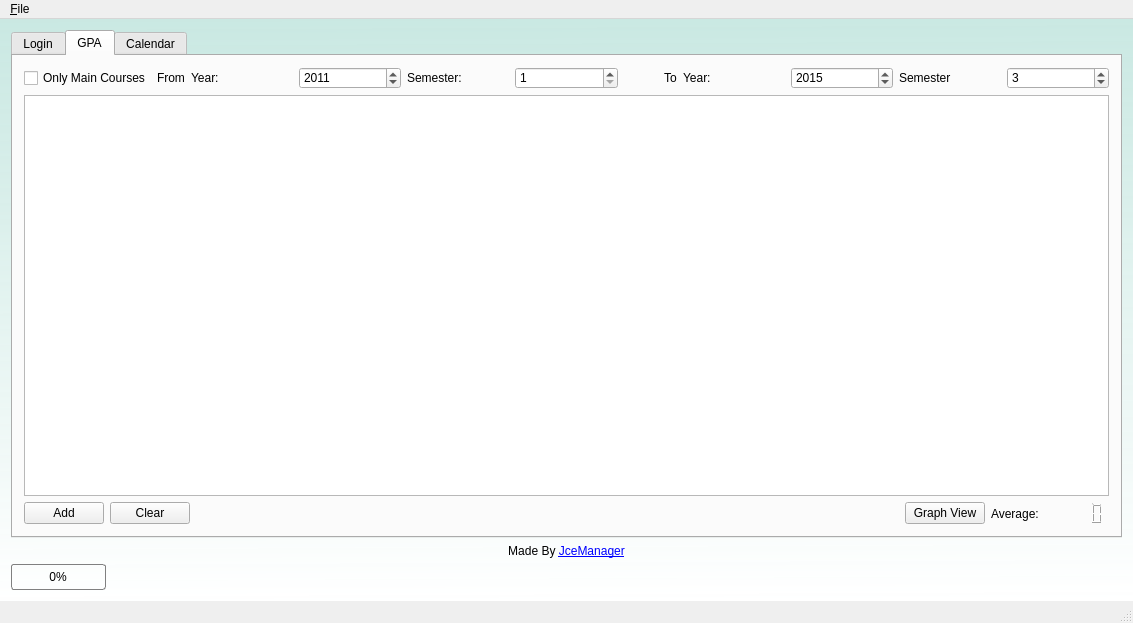
Before: the Qt Designer form main/mainscreen.ui in liranbg/JCEaverageCalculator, drawn with Qt 5.
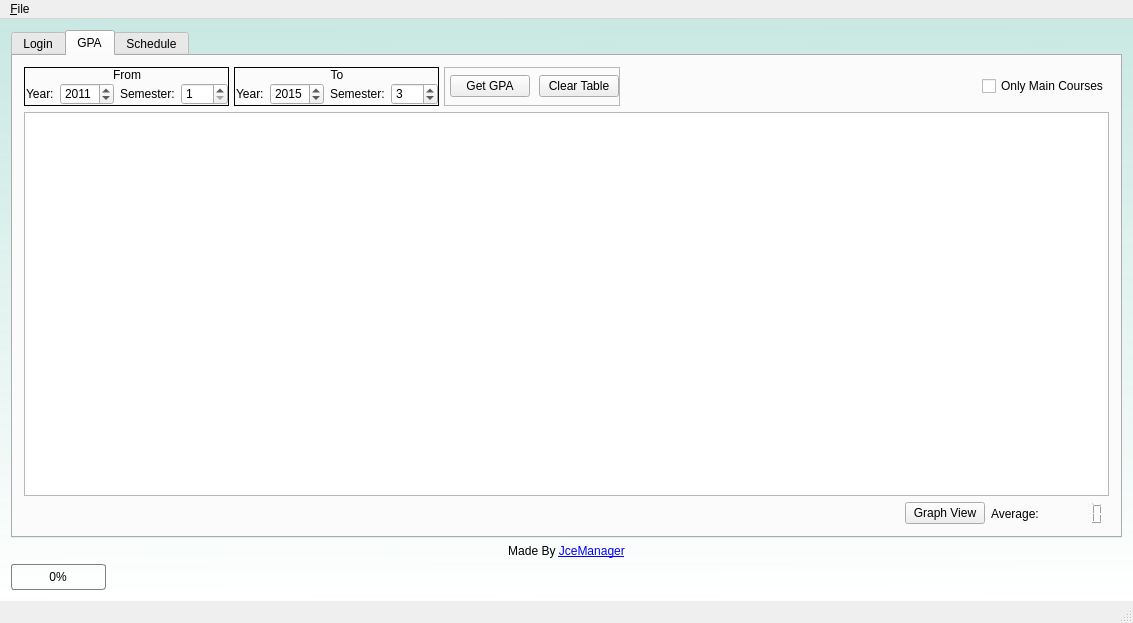
After: the same form once the commit is applied. The open tabs and pages were chosen to show the change. Icons and pictures are not drawn.

Diff of the .ui file:
```diff
--- a/main/mainscreen.ui
+++ b/main/mainscreen.ui
@@ -48,8 +48,8 @@
    <property name="styleSheet">
     <string notr="true"/>
    </property>
-   <layout class="QVBoxLayout" name="verticalLayout_4">
-    <item>
+   <layout class="QGridLayout" name="gridLayout_10">
+    <item row="0" column="0">
      <widget class="QTabWidget" name="tabWidget">
       <property name="enabled">
        <bool>true</bool>
@@ -64,7 +64,7 @@
        <enum>QTabWidget::Rounded</enum>
       </property>
       <property name="currentIndex">
-       <number>0</number>
+       <number>1</number>
       </property>
       <property name="documentMode">
        <bool>false</bool>
@@ -316,13 +316,350 @@
        <attribute name="title">
         <string>GPA</string>
        </attribute>
-       <layout class="QGridLayout" name="gridLayout_4">
+       <layout class="QGridLayout" name="gridLayout_11">
         <item row="0" column="0">
-         <layout class="QGridLayout" name="courseGrid">
-          <property name="leftMargin">
-           <number>0</number>
-          </property>
-          <item row="3" column="0">
+         <layout class="QGridLayout" name="gridLayoutCourse">
+          <item row="0" column="0">
+           <layout class="QGridLayout" name="gridLayoutTopPanel">
+            <property name="horizontalSpacing">
+             <number>5</number>
+            </property>
+            <property name="verticalSpacing">
+             <number>0</number>
+            </property>
+            <item row="0" column="4">
+             <spacer name="horizontalSpacer">
+              <property name="orientation">
+               <enum>Qt::Horizontal</enum>
+              </property>
+              <property name="sizeType">
+               <enum>QSizePolicy::Expanding</enum>
+              </property>
+              <property name="sizeHint" stdset="0">
+               <size>
+                <width>40</width>
+                <height>20</height>
+               </size>
+              </property>
+             </spacer>
+            </item>
+            <item row="0" column="0">
+             <widget class="QFrame" name="frameFrom">
+              <property name="sizePolicy">
+               <sizepolicy hsizetype="Minimum" vsizetype="Minimum">
+                <horstretch>0</horstretch>
+                <verstretch>0</verstretch>
+               </sizepolicy>
+              </property>
+              <property name="styleSheet">
+               <string notr="true">#frameFrom {
+	border-width: 1px;
+	border-style: inset;
+	border-color: black;
+}</string>
+              </property>
+              <property name="frameShape">
+               <enum>QFrame::StyledPanel</enum>
+              </property>
+              <property name="frameShadow">
+               <enum>QFrame::Raised</enum>
+              </property>
+              <layout class="QGridLayout" name="gridLayout_9">
+               <property name="leftMargin">
+                <number>1</number>
+               </property>
+               <property name="topMargin">
+                <number>0</number>
+               </property>
+               <property name="rightMargin">
+                <number>0</number>
+               </property>
+               <property name="bottomMargin">
+                <number>0</number>
+               </property>
+               <property name="horizontalSpacing">
+                <number>0</number>
+               </property>
+               <property name="verticalSpacing">
+                <number>1</number>
+               </property>
+               <item row="1" column="0">
+                <layout class="QGridLayout" name="gridLayoutLabelFrom">
+                 <item row="0" column="0">
+                  <widget class="QLabel" name="labelFromYear">
+                   <property name="sizePolicy">
+                    <sizepolicy hsizetype="Minimum" vsizetype="Fixed">
+                     <horstretch>0</horstretch>
+                     <verstretch>0</verstretch>
+                    </sizepolicy>
+                   </property>
+                   <property name="styleSheet">
+                    <string notr="true"/>
+                   </property>
+                   <property name="text">
+                    <string>Year:</string>
+                   </property>
+                  </widget>
+                 </item>
+                 <item row="0" column="1">
+                  <widget class="QSpinBox" name="spinBoxCoursesFromYear">
+                   <property name="minimum">
+                    <number>2008</number>
+                   </property>
+                   <property name="maximum">
+                    <number>2015</number>
+                   </property>
+                   <property name="value">
+                    <number>2011</number>
+                   </property>
+                  </widget>
+                 </item>
+                 <item row="0" column="2">
+                  <widget class="QLabel" name="labelFromSemester">
+                   <property name="sizePolicy">
+                    <sizepolicy hsizetype="Minimum" vsizetype="Fixed">
+                     <horstretch>0</horstretch>
+                     <verstretch>0</verstretch>
+                    </sizepolicy>
+                   </property>
+                   <property name="styleSheet">
+                    <string notr="true"/>
+                   </property>
+                   <property name="text">
+                    <string>Semester:</string>
+                   </property>
+                  </widget>
+                 </item>
+                 <item row="0" column="3">
+                  <widget class="QSpinBox" name="spinBoxCoursesFromSemester">
+                   <property name="minimum">
+                    <number>1</number>
+                   </property>
+                   <property name="maximum">
+                    <number>999</number>
+                   </property>
+                  </widget>
+                 </item>
+                </layout>
+               </item>
+               <item row="0" column="0">
+                <widget class="QLabel" name="labelFrom">
+                 <property name="sizePolicy">
+                  <sizepolicy hsizetype="Minimum" vsizetype="Fixed">
+                   <horstretch>0</horstretch>
+                   <verstretch>0</verstretch>
+                  </sizepolicy>
+                 </property>
+                 <property name="styleSheet">
+                  <string notr="true"/>
+                 </property>
+                 <property name="text">
+                  <string>&lt;html&gt;&lt;head/&gt;&lt;body&gt;&lt;p align=&quot;center&quot;&gt;From&lt;/p&gt;&lt;/body&gt;&lt;/html&gt;</string>
+                 </property>
+                </widget>
+               </item>
+              </layout>
+             </widget>
+            </item>
+            <item row="0" column="1">
+             <widget class="QFrame" name="frameTo">
+              <property name="sizePolicy">
+               <sizepolicy hsizetype="Minimum" vsizetype="Minimum">
+                <horstretch>0</horstretch>
+                <verstretch>0</verstretch>
+               </sizepolicy>
+              </property>
+              <property name="styleSheet">
+               <string notr="true">#frameTo {
+	border-width: 1px;
+	border-style: inset;
+	border-color: black;
+}</string>
+              </property>
+              <property name="frameShape">
+               <enum>QFrame::StyledPanel</enum>
+              </property>
+              <property name="frameShadow">
+               <enum>QFrame::Raised</enum>
+              </property>
+              <layout class="QGridLayout" name="gridLayout_8">
+               <property name="leftMargin">
+                <number>1</number>
+               </property>
+               <property name="topMargin">
+                <number>0</number>
+               </property>
+               <property name="rightMargin">
+                <number>0</number>
+               </property>
+               <property name="bottomMargin">
+                <number>0</number>
+               </property>
+               <property name="horizontalSpacing">
+                <number>0</number>
+               </property>
+               <property name="verticalSpacing">
+                <number>1</number>
+               </property>
+               <item row="1" column="0">
+                <layout class="QGridLayout" name="gridLayoutLabelTo">
+                 <property name="sizeConstraint">
+                  <enum>QLayout::SetDefaultConstraint</enum>
+                 </property>
+                 <item row="0" column="0">
+                  <widget class="QLabel" name="labelToYear">
+                   <property name="sizePolicy">
+                    <sizepolicy hsizetype="Minimum" vsizetype="Fixed">
+                     <horstretch>0</horstretch>
+                     <verstretch>0</verstretch>
+                    </sizepolicy>
+                   </property>
+                   <property name="styleSheet">
+                    <string notr="true"/>
+                   </property>
+                   <property name="text">
+                    <string>Year:</string>
+                   </property>
+                  </widget>
+                 </item>
+                 <item row="0" column="1">
+                  <widget class="QSpinBox" name="spinBoxCoursesToYear">
+                   <property name="minimum">
+                    <number>2008</number>
+                   </property>
+                   <property name="maximum">
+                    <number>2016</number>
+                   </property>
+                   <property name="value">
+                    <number>2015</number>
+                   </property>
+                  </widget>
+                 </item>
+                 <item row="0" column="2">
+                  <widget class="QLabel" name="labelToSemester">
+                   <property name="sizePolicy">
+                    <sizepolicy hsizetype="Minimum" vsizetype="Fixed">
+                     <horstretch>0</horstretch>
+                     <verstretch>0</verstretch>
+                    </sizepolicy>
+                   </property>
+                   <property name="styleSheet">
+                    <string notr="true"/>
+                   </property>
+                   <property name="text">
+                    <string>Semester:</string>
+                   </property>
+                  </widget>
+                 </item>
+                 <item row="0" column="3">
+                  <widget class="QSpinBox" name="spinBoxCoursesToSemester">
+                   <property name="minimum">
+                    <number>1</number>
+                   </property>
+                   <property name="maximum">
+                    <number>999</number>
+                   </property>
+                   <property name="value">
+                    <number>3</number>
+                   </property>
+                  </widget>
+                 </item>
+                </layout>
+               </item>
+               <item row="0" column="0">
+                <widget class="QLabel" name="labelTo">
+                 <property name="sizePolicy">
+                  <sizepolicy hsizetype="Minimum" vsizetype="Fixed">
+                   <horstretch>0</horstretch>
+                   <verstretch>0</verstretch>
+                  </sizepolicy>
+                 </property>
+                 <property name="styleSheet">
+                  <string notr="true"/>
+                 </property>
+                 <property name="text">
+                  <string>&lt;html&gt;&lt;head/&gt;&lt;body&gt;&lt;p align=&quot;center&quot;&gt;To&lt;/p&gt;&lt;/body&gt;&lt;/html&gt;</string>
+                 </property>
+                </widget>
+               </item>
+              </layout>
+             </widget>
+            </item>
+            <item row="0" column="2">
+             <widget class="QFrame" name="frameBtns">
+              <property name="sizePolicy">
+               <sizepolicy hsizetype="Minimum" vsizetype="Minimum">
+                <horstretch>0</horstretch>
+                <verstretch>0</verstretch>
+               </sizepolicy>
+              </property>
+              <property name="frameShape">
+               <enum>QFrame::StyledPanel</enum>
+              </property>
+              <property name="frameShadow">
+               <enum>QFrame::Raised</enum>
+              </property>
+              <layout class="QGridLayout" name="gridLayout_4">
+               <property name="leftMargin">
+                <number>5</number>
+               </property>
+               <property name="topMargin">
+                <number>0</number>
+               </property>
+               <property name="rightMargin">
+                <number>0</number>
+               </property>
+               <property name="bottomMargin">
+                <number>0</number>
+               </property>
+               <property name="horizontalSpacing">
+                <number>9</number>
+               </property>
+               <property name="verticalSpacing">
+                <number>0</number>
+               </property>
+               <item row="0" column="1">
+                <widget class="QPushButton" name="ratesButton">
+                 <property name="enabled">
+                  <bool>true</bool>
+                 </property>
+                 <property name="whatsThis">
+                  <string>&lt;html&gt;&lt;head/&gt;&lt;body&gt;&lt;p&gt;&lt;span style=&quot; font-weight:600;&quot;&gt;Get your grades&lt;/span&gt;&lt;/p&gt;&lt;/body&gt;&lt;/html&gt;</string>
+                 </property>
+                 <property name="text">
+                  <string>Get GPA</string>
+                 </property>
+                </widget>
+               </item>
+               <item row="0" column="2">
+                <widget class="QPushButton" name="clearTableButton">
+                 <property name="toolTip">
+                  <string>&lt;html&gt;&lt;head/&gt;&lt;body&gt;&lt;p&gt;&lt;span style=&quot; font-weight:600;&quot;&gt;Clear table&lt;/span&gt;&lt;/p&gt;&lt;/body&gt;&lt;/html&gt;</string>
+                 </property>
+                 <property name="text">
+                  <string>Clear Table</string>
+                 </property>
+                </widget>
+               </item>
+              </layout>
+             </widget>
+            </item>
+            <item row="0" column="5">
+             <widget class="QCheckBox" name="checkBoxCoursesInfluence">
+              <property name="sizePolicy">
+               <sizepolicy hsizetype="Fixed" vsizetype="Fixed">
+                <horstretch>0</horstretch>
+                <verstretch>0</verstretch>
+               </sizepolicy>
+              </property>
+              <property name="text">
+               <string>Only Main Courses</string>
+              </property>
+             </widget>
+            </item>
+           </layout>
+          </item>
+          <item row="1" column="0">
            <widget class="QTableWidget" name="coursesTable">
             <property name="sizePolicy">
              <sizepolicy hsizetype="MinimumExpanding" vsizetype="MinimumExpanding">
@@ -341,36 +678,9 @@
             </property>
            </widget>
           </item>
-          <item row="4" column="0">
-           <layout class="QHBoxLayout" name="coursesTableControlHorizontalLayout">
-            <item>
-             <layout class="QHBoxLayout" name="coursesButtonLayout">
-              <item>
-               <widget class="QPushButton" name="ratesButton">
-                <property name="enabled">
-                 <bool>true</bool>
-                </property>
-                <property name="whatsThis">
-                 <string>&lt;html&gt;&lt;head/&gt;&lt;body&gt;&lt;p&gt;&lt;span style=&quot; font-weight:600;&quot;&gt;Get your grades&lt;/span&gt;&lt;/p&gt;&lt;/body&gt;&lt;/html&gt;</string>
-                </property>
-                <property name="text">
-                 <string>Add</string>
-                </property>
-               </widget>
-              </item>
-              <item>
-               <widget class="QPushButton" name="clearTableButton">
-                <property name="toolTip">
-                 <string>&lt;html&gt;&lt;head/&gt;&lt;body&gt;&lt;p&gt;&lt;span style=&quot; font-weight:600;&quot;&gt;Clear table&lt;/span&gt;&lt;/p&gt;&lt;/body&gt;&lt;/html&gt;</string>
-                </property>
-                <property name="text">
-                 <string>Clear</string>
-                </property>
-               </widget>
-              </item>
-             </layout>
-            </item>
-            <item>
+          <item row="2" column="0">
+           <layout class="QGridLayout" name="gridLayoutButtomPanelAvg">
+            <item row="0" column="0">
              <spacer name="coursesAvgSpacer">
               <property name="orientation">
                <enum>Qt::Horizontal</enum>
@@ -383,23 +693,23 @@
               </property>
              </spacer>
             </item>
-            <item>
-             <layout class="QHBoxLayout" name="AvghorizontalLayout">
-              <item>
+            <item row="0" column="1">
+             <layout class="QGridLayout" name="gridLayoutAverage">
+              <item row="0" column="0">
                <widget class="QPushButton" name="graphButton">
                 <property name="text">
                  <string>Graph View</string>
                 </property>
                </widget>
               </item>
-              <item>
+              <item row="0" column="1">
                <widget class="QLabel" name="labelAverage">
                 <property name="text">
                  <string>Average:</string>
                 </property>
                </widget>
               </item>
-              <item>
+              <item row="0" column="2">
                <widget class="QLCDNumber" name="avgLCD">
                 <property name="font">
                  <font>
@@ -428,143 +738,13 @@
             </item>
            </layout>
           </item>
-          <item row="0" column="0">
-           <layout class="QHBoxLayout" name="horizontalLayout_5">
-            <item>
-             <widget class="QCheckBox" name="checkBoxCoursesInfluence">
-              <property name="text">
-               <string>Only Main Courses</string>
-              </property>
-             </widget>
-            </item>
-            <item>
-             <widget class="QLabel" name="labelFrom">
-              <property name="sizePolicy">
-               <sizepolicy hsizetype="Maximum" vsizetype="Ignored">
-                <horstretch>0</horstretch>
-                <verstretch>0</verstretch>
-               </sizepolicy>
-              </property>
-              <property name="text">
-               <string>From</string>
-              </property>
-             </widget>
-            </item>
-            <item>
-             <widget class="QLabel" name="labelFromYear">
-              <property name="text">
-               <string>Year:</string>
-              </property>
-             </widget>
-            </item>
-            <item>
-             <widget class="QSpinBox" name="spinBoxCoursesFromYear">
-              <property name="minimum">
-               <number>2008</number>
-              </property>
-              <property name="maximum">
-               <number>2015</number>
-              </property>
-              <property name="value">
-               <number>2011</number>
-              </property>
-             </widget>
-            </item>
-            <item>
-             <widget class="QLabel" name="labelFromSemester">
-              <property name="text">
-               <string>Semester:</string>
-              </property>
-             </widget>
-            </item>
-            <item>
-             <widget class="QSpinBox" name="spinBoxCoursesFromSemester">
-              <property name="minimum">
-               <number>1</number>
-              </property>
-              <property name="maximum">
-               <number>999</number>
-              </property>
-             </widget>
-            </item>
-            <item>
-             <spacer name="horizontalSpacer">
-              <property name="orientation">
-               <enum>Qt::Horizontal</enum>
-              </property>
-              <property name="sizeType">
-               <enum>QSizePolicy::Minimum</enum>
-              </property>
-              <property name="sizeHint" stdset="0">
-               <size>
-                <width>40</width>
-                <height>20</height>
-               </size>
-              </property>
-             </spacer>
-            </item>
-            <item>
-             <widget class="QLabel" name="labelTo">
-              <property name="sizePolicy">
-               <sizepolicy hsizetype="Maximum" vsizetype="Ignored">
-                <horstretch>0</horstretch>
-                <verstretch>0</verstretch>
-               </sizepolicy>
-              </property>
-              <property name="text">
-               <string>To</string>
-              </property>
-             </widget>
-            </item>
-            <item>
-             <widget class="QLabel" name="labelToYear">
-              <property name="text">
-               <string>Year:</string>
-              </property>
-             </widget>
-            </item>
-            <item>
-             <widget class="QSpinBox" name="spinBoxCoursesToYear">
-              <property name="minimum">
-               <number>2008</number>
-              </property>
-              <property name="maximum">
-               <number>2016</number>
-              </property>
-              <property name="value">
-               <number>2015</number>
-              </property>
-             </widget>
-            </item>
-            <item>
-             <widget class="QLabel" name="labelToSemester">
-              <property name="text">
-               <string>Semester</string>
-              </property>
-             </widget>
-            </item>
-            <item>
-             <widget class="QSpinBox" name="spinBoxCoursesToSemester">
-              <property name="minimum">
-               <number>1</number>
-              </property>
-              <property name="maximum">
-               <number>999</number>
-              </property>
-              <property name="value">
-               <number>3</number>
-              </property>
-             </widget>
-            </item>
-           </layout>
-          </item>
          </layout>
         </item>
        </layout>
       </widget>
       <widget class="QWidget" name="CalendarTab">
        <attribute name="title">
-        <string>Calendar</string>
+        <string>Schedule</string>
        </attribute>
        <layout class="QGridLayout" name="gridLayout_6">
         <item row="0" column="0">
@@ -602,7 +782,7 @@
               <item>
                <widget class="QPushButton" name="getCalendarBtn">
                 <property name="text">
-                 <string>Get Calendar</string>
+                 <string>Get Schedule</string>
                 </property>
                </widget>
               </item>
@@ -643,14 +823,14 @@
       </widget>
      </widget>
     </item>
-    <item>
+    <item row="1" column="0">
      <widget class="QLabel" name="labelMadeBy">
       <property name="text">
        <string>&lt;p align=&quot;center&quot;&gt;Made By &lt;a href=&quot;http://liranbg.github.io/JceManager/&quot;&gt;&lt;span style=&quot; text-decoration: underline; color:#0000ff;&quot;&gt;JceManager&lt;/span&gt;&lt;/a&gt;&lt;/p&gt;</string>
       </property>
      </widget>
     </item>
-    <item>
+    <item row="2" column="0">
      <widget class="QProgressBar" name="progressBar">
       <property name="sizePolicy">
        <sizepolicy hsizetype="Fixed" vsizetype="Minimum">
@@ -697,7 +877,7 @@
      <x>0</x>
      <y>0</y>
      <width>1133</width>
-     <height>22</height>
+     <height>21</height>
     </rect>
    </property>
    <widget class="QMenu" name="menuA_about">
```
Left out of the diff: 3 changed lines with no effect on the pictures.
